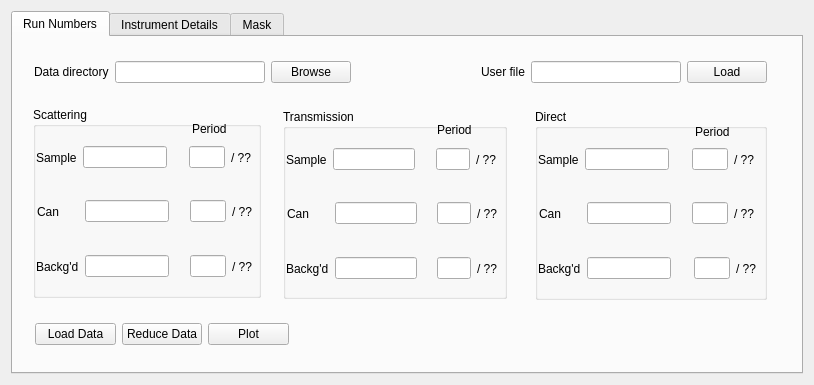
Qt form Code/qtiplot/MantidQt/CustomInterfaces/inc/SANSRunWindow.ui (mantidproject/mantid) before a commit.
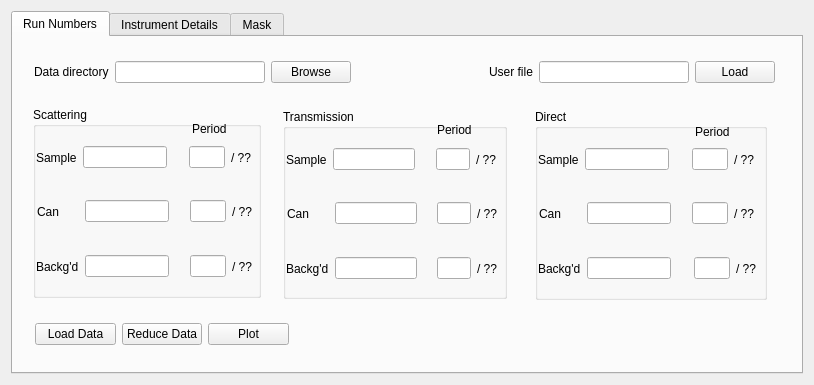
The same form after that commit.

Commit message: Mostly there with the LOQ GUI now. Re #522

What changed in the file:
```diff
--- a/Code/qtiplot/MantidQt/CustomInterfaces/inc/SANSRunWindow.ui
+++ b/Code/qtiplot/MantidQt/CustomInterfaces/inc/SANSRunWindow.ui
@@ -768,7 +768,7 @@
         <rect>
          <x>21</x>
          <y>14</y>
-         <width>733</width>
+         <width>741</width>
          <height>42</height>
         </rect>
        </property>
```
Left out of the diff: 16 changed lines with no effect on the pictures. The commit also changes 4 other files.
